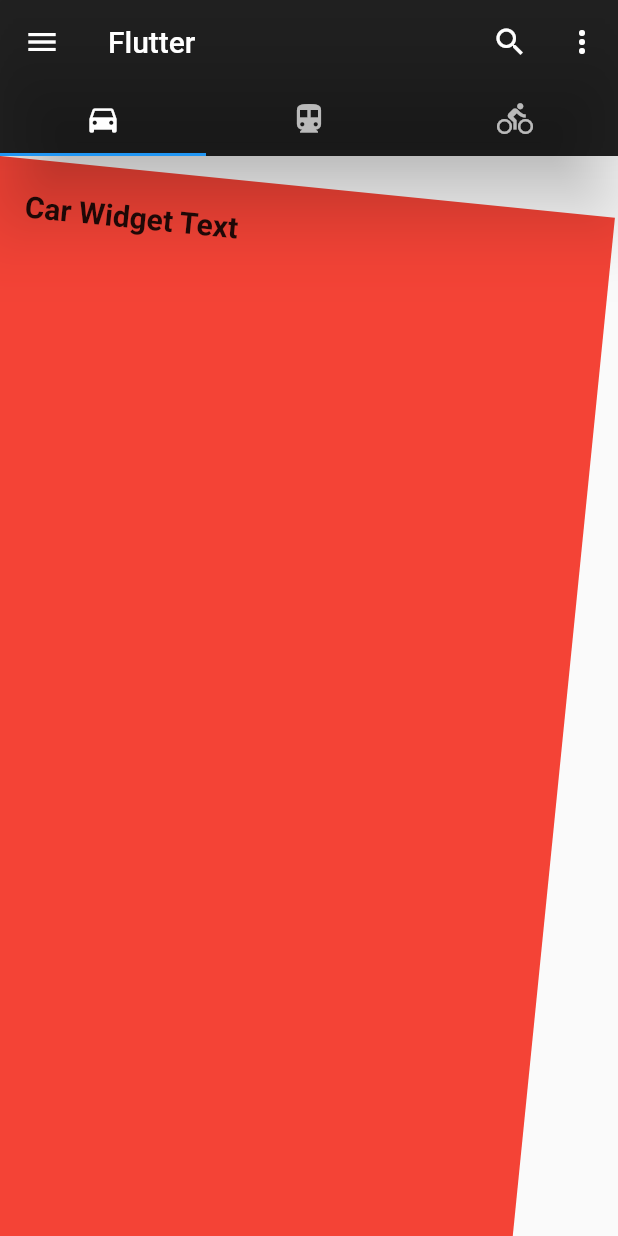
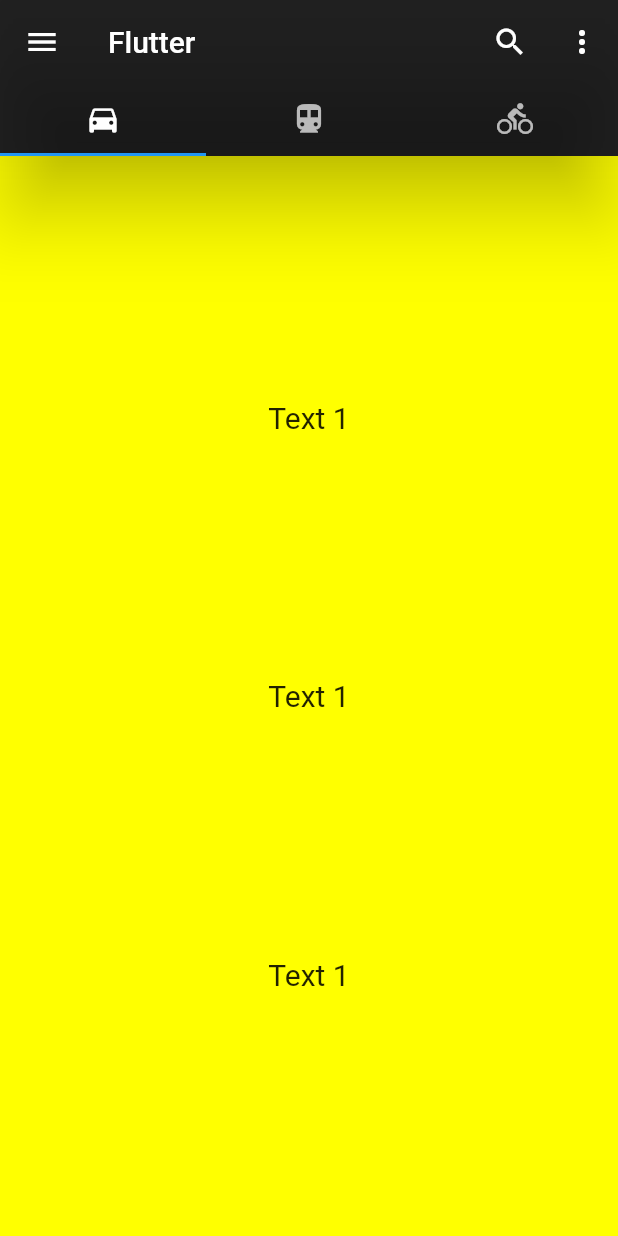
Before and after one commit to khimasanka/Flatter-app, a Flutter app: the screen it shows after launch, on a phone screen of 412 x 824 dp. Run offline on Flutter 3.47's test engine with Material 2 defaults, Android fonts, the phone set to English and light mode, and no system bars.

Commit message:
column widget

```diff
--- a/lib/main.dart
+++ b/lib/main.dart
@@ -58,12 +58,27 @@ class MyHomePage extends StatelessWidget {
           elevation: 22.0,
           backgroundColor: Colors.black87,
         ),
-        body: TabBarView(
-          children: [
-            tab1(),
-            const Icon(Icons.adb_sharp),
-            const Icon(Icons.media_bluetooth_off_sharp),
-          ],
+        body: Container(
+          color: Colors.yellowAccent,
+          width: double.infinity,
+          child: Column(
+            mainAxisAlignment: MainAxisAlignment.spaceEvenly,
+            crossAxisAlignment: CrossAxisAlignment.center,
+            children: const [
+              Text(
+                'Text 1',
+                style: TextStyle(fontSize: 20),
+              ),
+              Text(
+                'Text 1',
+                style: TextStyle(fontSize: 20),
+              ),
+              Text(
+                'Text 1',
+                style: TextStyle(fontSize: 20),
+              ),
+            ],
+          ),
         ),
       ),
     );
@@ -75,7 +90,6 @@ Widget tab1() {
     padding: const EdgeInsets.only(top: 20.0, left: 20.0),
     width: double.infinity,
     color: Colors.red,
-    transform: Matrix4.rotationZ(0.1),
     child: const Text(
       'Car Widget Text',
       style: TextStyle(
--- a/pubspec.yaml
+++ b/pubspec.yaml
@@ -36,6 +36,7 @@ dependencies:
   # The following adds the Cupertino Icons font to your application.
   # Use with the CupertinoIcons class for iOS style icons.
   cupertino_icons: ^1.0.2
+
 
 dev_dependencies:
   flutter_test:
```
